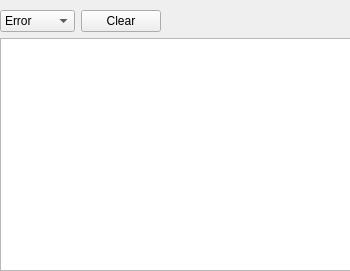
Old version of the form frappy/gui/ui/logwindow.ui in the repository SampleEnvironment/frappy.
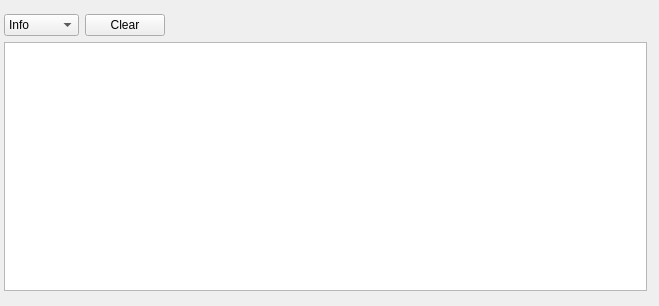
New version of the form.

What changed in the file:
```diff
--- a/frappy/gui/ui/logwindow.ui
+++ b/frappy/gui/ui/logwindow.ui
@@ -6,23 +6,35 @@
    <rect>
     <x>0</x>
     <y>0</y>
-    <width>350</width>
-    <height>271</height>
+    <width>659</width>
+    <height>306</height>
    </rect>
   </property>
   <property name="windowTitle">
    <string>Log</string>
   </property>
-  <widget class="QWidget" name="">
+  <widget class="QWidget" name="layoutWidget">
    <property name="geometry">
     <rect>
      <x>0</x>
      <y>10</y>
-     <width>351</width>
-     <height>261</height>
+     <width>651</width>
+     <height>291</height>
     </rect>
    </property>
    <layout class="QVBoxLayout" name="verticalLayout">
+    <property name="leftMargin">
+     <number>4</number>
+    </property>
+    <property name="topMargin">
+     <number>4</number>
+    </property>
+    <property name="rightMargin">
+     <number>4</number>
+    </property>
+    <property name="bottomMargin">
+     <number>10</number>
+    </property>
     <item>
      <layout class="QHBoxLayout" name="horizontalLayout">
       <item>
@@ -30,6 +42,9 @@
         <property name="currentText">
          <string>Info</string>
         </property>
+        <property name="currentIndex">
+         <number>2</number>
+        </property>
         <item>
          <property name="text">
           <string>Error</string>
```
